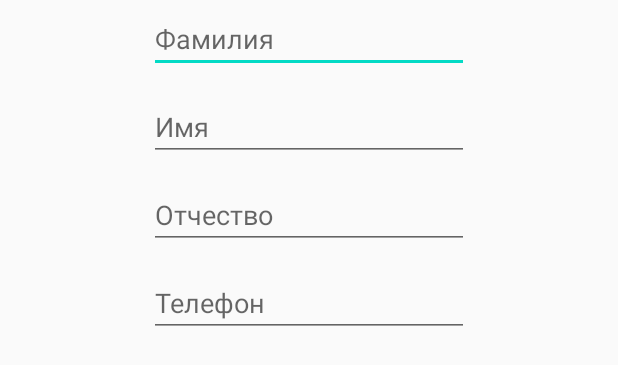
After one commit to Dimas186/TransportControl, an Android app: the layout edit_text_dialog.xml on its own in the app's theme, with its tools: preview values and no code run, on a phone screen of 412 x 824 dp. The commit adds this screen. Shown: the top 365 px of the screen. Run offline under Robolectric (Android 15) with nearby library versions, the phone set to English and light mode, and no system bars.

Commit message:
update reg

```diff
--- /dev/null
+++ b/app/src/main/res/layout/edit_text_dialog.xml
@@ -0,0 +1,47 @@
+<?xml version="1.0" encoding="utf-8"?>
+<LinearLayout xmlns:android="http://schemas.android.com/apk/res/android"
+    android:layout_width="match_parent"
+    android:layout_height="match_parent"
+    android:gravity="center_horizontal"
+    android:orientation="vertical">
+
+    <EditText
+        android:id="@+id/etLastName"
+        android:layout_width="wrap_content"
+        android:layout_height="wrap_content"
+        android:ems="10"
+        android:inputType="textPersonName|textCapSentences"
+        android:layout_marginTop="3dp"
+        android:hint="@string/etLastName"
+        android:layout_marginBottom="10dp"/>
+
+    <EditText
+        android:id="@+id/etName"
+        android:layout_width="wrap_content"
+        android:layout_height="wrap_content"
+        android:ems="10"
+        android:inputType="textPersonName|textCapSentences"
+        android:layout_marginTop="3dp"
+        android:hint="@string/name"
+        android:layout_marginBottom="10dp"/>
+
+    <EditText
+        android:id="@+id/etMiddleName"
+        android:layout_width="wrap_content"
+        android:layout_height="wrap_content"
+        android:ems="10"
+        android:inputType="textPersonName|textCapSentences"
+        android:layout_marginTop="3dp"
+        android:hint="@string/etMiddleName"
+        android:layout_marginBottom="10dp"/>
+
+    <EditText
+        android:id="@+id/etPhone"
+        android:layout_width="wrap_content"
+        android:layout_height="wrap_content"
+        android:ems="10"
+        android:inputType="phone"
+        android:layout_marginTop="3dp"
+        android:hint="@string/phone"
+        android:layout_marginBottom="10dp"/>
+</LinearLayout>
--- a/app/src/main/res/values/strings.xml
+++ b/app/src/main/res/values/strings.xml
@@ -22,4 +22,8 @@
     <string name="add">Добавить</string>
     <string name="scan">scan</string>
     <string name="addPhoto">Добавить фото</string>
+    <string name="name">Имя</string>
+    <string name="etLastName">Фамилия</string>
+    <string name="etMiddleName">Отчество</string>
+    <string name="phone">Телефон</string>
 </resources>
```
Also changed, not shown: app/src/main/java/com/example/transportcontrol/MainActivity.java (+44 -4 lines), app/src/main/java/com/example/transportcontrol/PrefManager.java (added, +31 -0 lines).
